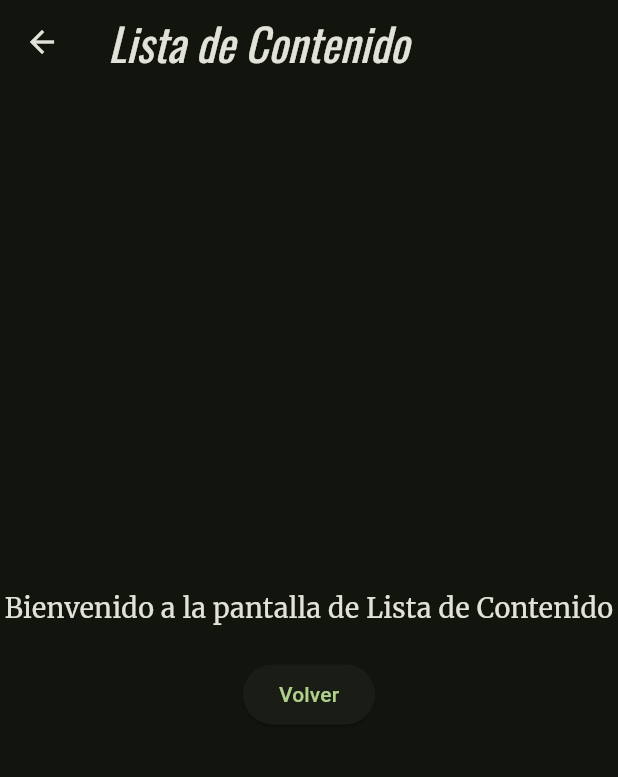
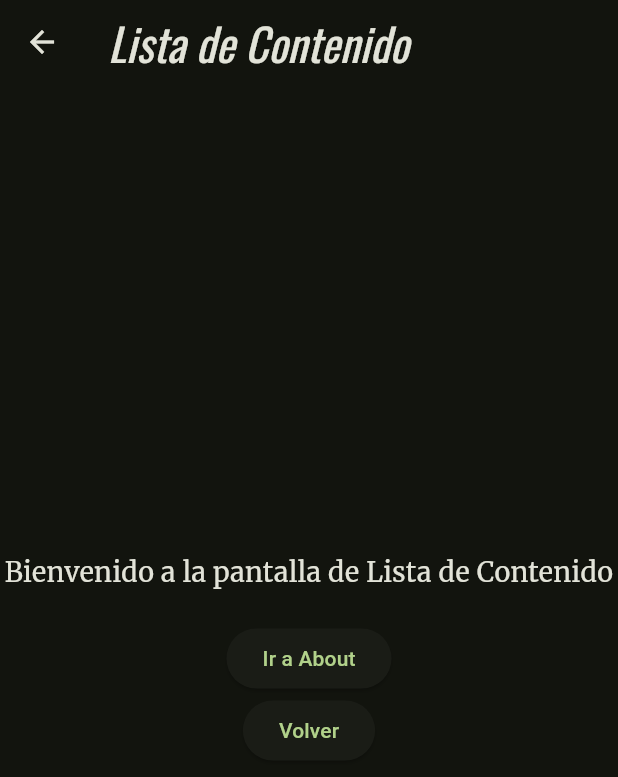
Before and after one commit to Ranafonica/3479A321_2022479036, a Flutter app: the ListContent screen opened by its route, on a phone screen of 412 x 824 dp. Shown: the top 777 px of the screen. Run offline on Flutter 3.47's test engine with Material 3 defaults, Android fonts, the phone set to English and light mode, and no system bars; our stand-ins replace flutter_svg, google_fonts, logger.

Commit message:
Lab05-Creacion about.dart
Se crea la ventana about.dart que será accesible a ella mediante list_content que tendrá información y un botón que nos permitirá regresarnos al menú

```diff
--- a/lib/list_content.dart
+++ b/lib/list_content.dart
@@ -21,6 +21,12 @@
             const SizedBox(height: 20),
             ElevatedButton(
               onPressed: () {
+                Navigator.pushNamed(context, '/about');
+              },
+              child: const Text('Ir a About'),
+            ),
+            ElevatedButton(
+              onPressed: () {
                 Navigator.pop(context);
               },
               child: const Text('Volver'),
--- a/lib/main.dart
+++ b/lib/main.dart
@@ -3,6 +3,7 @@
 import 'package:logger/logger.dart';
 import 'pages/home_page.dart';
 import 'list_content.dart';
+import 'about.dart';
 var logger = Logger(); // Declaracion del log para poder usarlo
 
 
@@ -41,6 +42,7 @@
       home: const MyHomePage(title:'Flutter Demo Home Page'),
       routes: {
         '/list': (context) => const ListContent(),
+        '/about': (context) => const About(),
       },
     );
   }
```
Also changed, not shown: lib/about.dart (added, +36 -0 lines).
